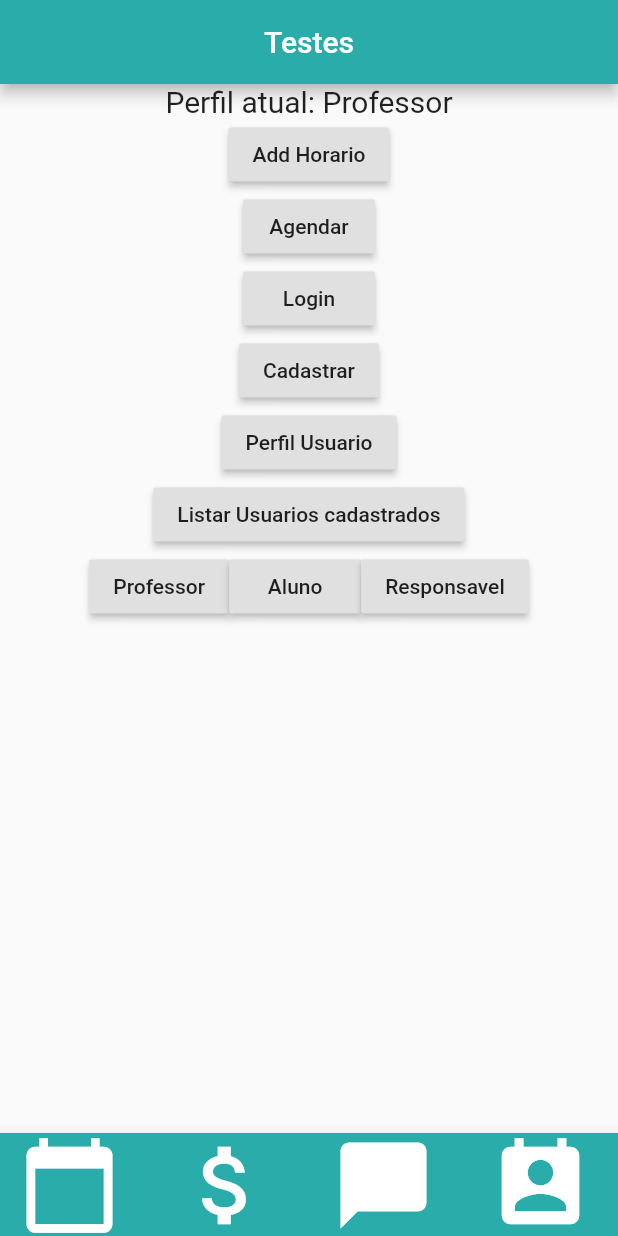
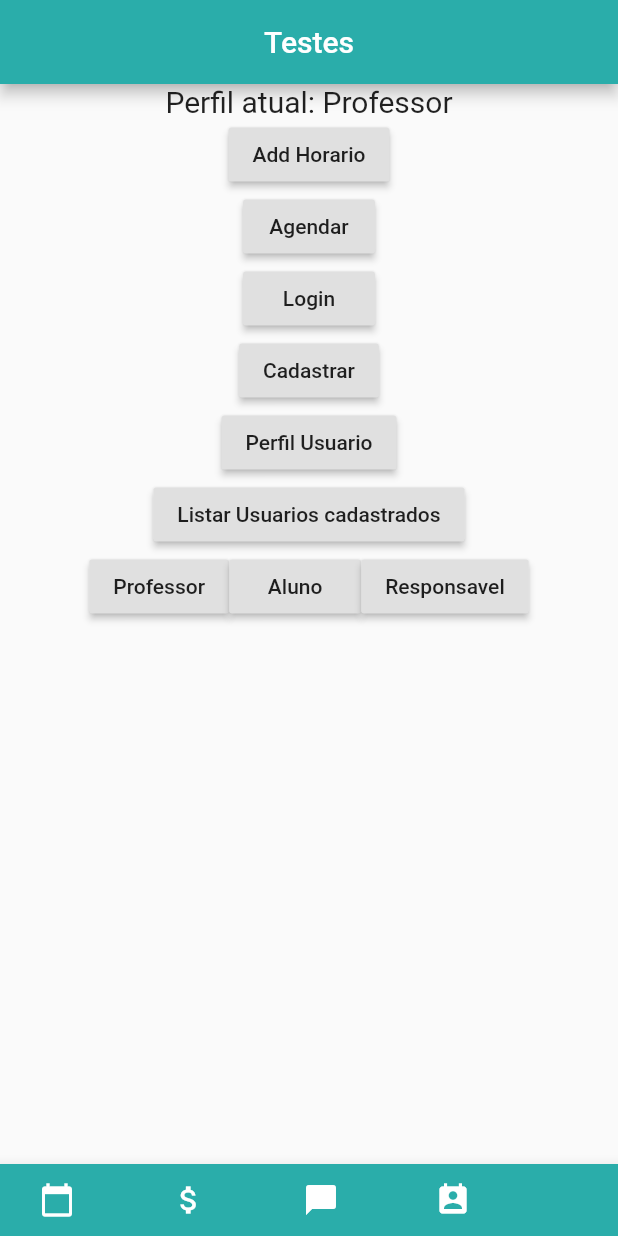
Before and after one commit to sanka01/academia_de_herois, a Flutter app: the screen it shows after launch, after a tap on "Professor", on a phone screen of 412 x 824 dp. Run offline on Flutter 3.47's test engine with Material 2 defaults, Android fonts, the phone set to English and light mode, and no system bars; network calls fail.

```diff
--- a/lib/views/partials/partials.dart
+++ b/lib/views/partials/partials.dart
@@ -15,25 +15,27 @@ getAppBar(String titulo) {
 }
 
 getBottonBar(context) {
+  debugPrint("${MediaQuery.of(context).size.width}");
   return BottomAppBar(
       color: verdeAcademia,
-      child: usuario is Responsavel
+      child: Row(
+        children: usuario is Responsavel
             ? bottonBarResponsavel(context)
             : usuario is Aluno
                 ? bottonBarAluno(context)
-              : usuario is Professor ? bottonBarProfessor(context) : "");
+                : usuario is Professor ? bottonBarProfessor(context) : Text(""),
+      ));
 }
 
 bottonBarProfessor(context) {
-  return Row(
-    mainAxisAlignment: MainAxisAlignment.spaceBetween,
-    children: <Widget>[
+  int qtRows = 8;
+  return <Widget>[
     FlatButton.icon(
       onPressed: () {},
       icon: Icon(
         Icons.calendar_today,
         color: Colors.white,
-          size: MediaQuery.of(context).size.width / 6,
+//        size: MediaQuery.of(context).size.width / qtRows,
       ),
       label: Text(""),
     ),
@@ -42,7 +44,7 @@ bottonBarProfessor(context) {
         icon: Icon(
           Icons.attach_money,
           color: Colors.white,
-            size: MediaQuery.of(context).size.width / 6,
+//          size: MediaQuery.of(context).size.width / qtRows,
         ),
         label: Text("")),
     FlatButton.icon(
@@ -50,25 +52,23 @@ bottonBarProfessor(context) {
       icon: Icon(
         Icons.chat_bubble,
         color: Colors.white,
-          size: MediaQuery.of(context).size.width / 6,
+//        size: MediaQuery.of(context).size.width / qtRows,
       ),
       label: Text(""),
     ),
-      botaoPerfil(context, 6)
-    ],
-  );
+    botaoPerfil(context, qtRows),
+  ];
 }
 
 bottonBarAluno(context) {
-  return Row(
-    mainAxisAlignment: MainAxisAlignment.spaceBetween,
-    children: <Widget>[
+  var qtRows = 8;
+  return <Widget>[
     FlatButton.icon(
       onPressed: () {},
       icon: Icon(
         Icons.shopping_basket,
         color: Colors.white,
-          size: MediaQuery.of(context).size.width / 6,
+//        size: MediaQuery.of(context).size.width / qtRows,
       ),
       label: Text(""),
     ),
@@ -77,25 +77,23 @@ bottonBarAluno(context) {
       icon: Icon(
         Icons.calendar_today,
         color: Colors.white,
-          size: MediaQuery.of(context).size.width / 6,
+//        size: MediaQuery.of(context).size.width / qtRows,
       ),
       label: Text(""),
     ),
-      botaoPerfil(context, 6)
-    ],
-  );
+    botaoPerfil(context, qtRows)
+  ];
 }
 
 bottonBarResponsavel(context) {
-  return Row(
-    mainAxisAlignment: MainAxisAlignment.spaceBetween,
-    children: <Widget>[
+  int qtRows = 8;
+  return <Widget>[
     FlatButton.icon(
       onPressed: () {},
       icon: Icon(
         Icons.shopping_basket,
         color: Colors.white,
-          size: MediaQuery.of(context).size.width / 6,
+//        size: MediaQuery.of(context).size.width / qtRows,
       ),
       label: Text(""),
     ),
@@ -104,7 +102,7 @@ bottonBarResponsavel(context) {
       icon: Icon(
         Icons.calendar_today,
         color: Colors.white,
-          size: MediaQuery.of(context).size.width / 6,
+//        size: MediaQuery.of(context).size.width / qtRows,
       ),
       label: Text(""),
     ),
@@ -113,18 +111,16 @@ bottonBarResponsavel(context) {
       icon: Icon(
         Icons.chat_bubble,
         color: Colors.white,
-          size: MediaQuery.of(context).size.width / 6,
+//        size: MediaQuery.of(context).size.width / qtRows,
       ),
       label: Text(""),
     ),
-      botaoPerfil(context, 6)
-    ],
-  );
+    botaoPerfil(context, qtRows)
+  ];
 }
 
-FlatButton botaoPerfil(context, int botoes) {
+FlatButton botaoPerfil(context, int qtRows) {
   var rota = ModalRoute.of(context).settings.name;
-  debugPrint("rota: $rota");
   return FlatButton.icon(
     onPressed: rota == "/PerfilUsuario"
         ? null
@@ -134,7 +130,7 @@ FlatButton botaoPerfil(context, int botoes) {
     icon: Icon(
       Icons.perm_contact_calendar,
       color: Colors.white,
-      size: MediaQuery.of(context).size.width / botoes,
+//      size: MediaQuery.of(context).size.width / qtRows,
     ),
     label: Text(""),
   );
```
Also changed, not shown: pubspec.lock. Lines whose indentation alone changed are shown as unchanged.
